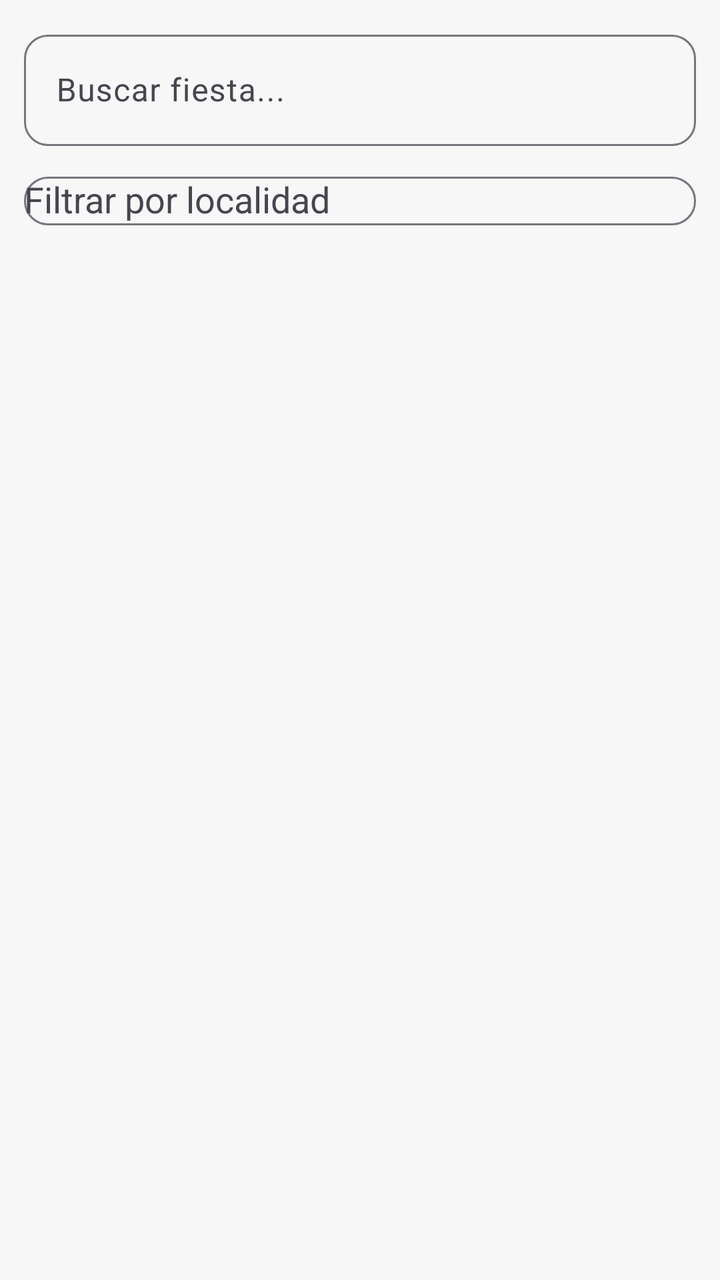
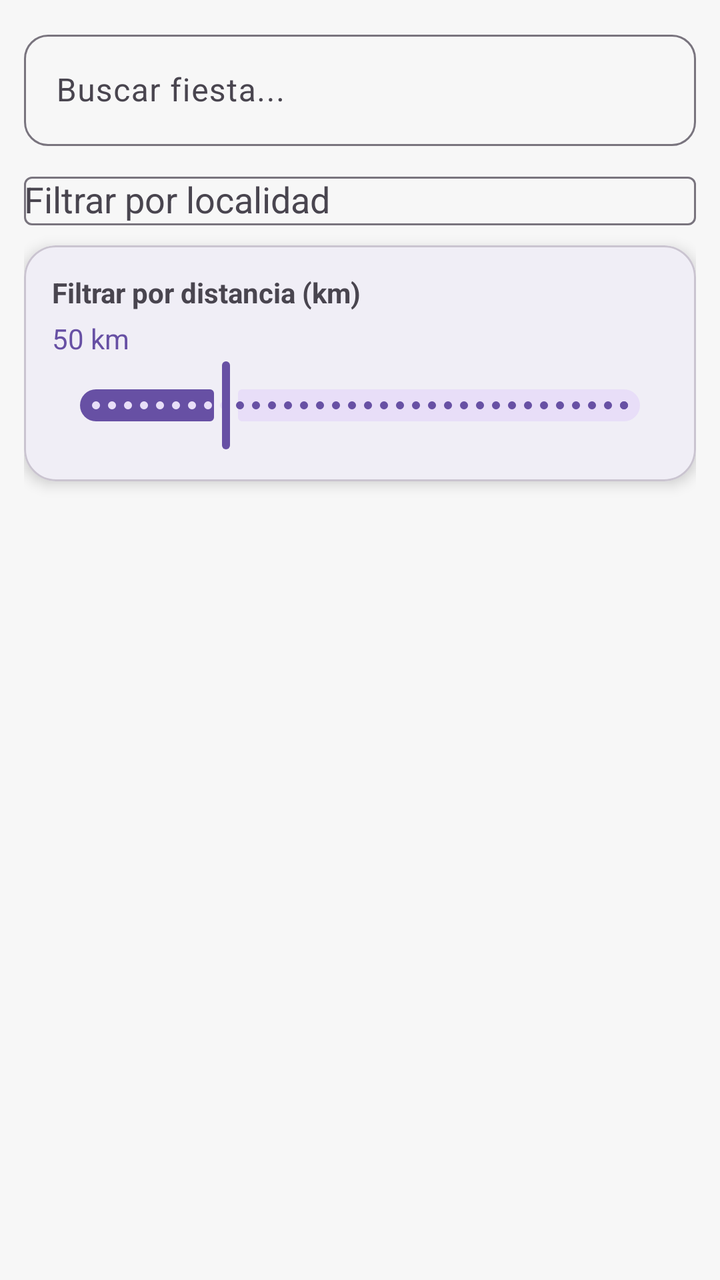

An Android layout rendered at two revisions. The XML below is the earlier revision; the diff shows what the commit changed to produce the second picture.
<!-- AndroidManifest.xml: application theme Theme.FiestasAsturiasApp -->
<!-- res/layout/fragment_list.xml -->
<?xml version="1.0" encoding="utf-8"?>
<androidx.constraintlayout.widget.ConstraintLayout
    xmlns:android="http://schemas.android.com/apk/res/android"
    xmlns:app="http://schemas.android.com/apk/res-auto"
    android:layout_width="match_parent"
    android:layout_height="match_parent"
    android:background="@color/background"
    android:padding="12dp">

    
    <com.google.android.material.textfield.TextInputLayout
        android:id="@+id/searchLayout"
        android:layout_width="0dp"
        android:layout_height="wrap_content"
        android:hint="Buscar fiesta..."
        app:boxCornerRadiusTopStart="12dp"
        app:boxCornerRadiusTopEnd="12dp"
        app:boxCornerRadiusBottomStart="12dp"
        app:boxCornerRadiusBottomEnd="12dp"

        app:layout_constraintTop_toTopOf="parent"
        app:layout_constraintStart_toStartOf="parent"
        app:layout_constraintEnd_toEndOf="parent">

        <com.google.android.material.textfield.TextInputEditText
            android:id="@+id/searchInput"
            android:layout_width="match_parent"
            android:layout_height="wrap_content"/>
    </com.google.android.material.textfield.TextInputLayout>

    
    <com.google.android.material.textfield.TextInputLayout
        android:id="@+id/filterLayout"
        android:layout_width="0dp"
        android:layout_height="wrap_content"
        android:hint="Filtrar por localidad"
        android:layout_marginTop="10dp"
        app:boxCornerRadiusTopStart="12dp"
        app:boxCornerRadiusTopEnd="12dp"
        app:boxCornerRadiusBottomStart="12dp"
        app:boxCornerRadiusBottomEnd="12dp"

        app:layout_constraintTop_toBottomOf="@id/searchLayout"
        app:layout_constraintStart_toStartOf="parent"
        app:layout_constraintEnd_toEndOf="parent">

        <AutoCompleteTextView
            android:id="@+id/spinnerLocalidad"
            android:layout_width="match_parent"
            android:layout_height="wrap_content"/>
    </com.google.android.material.textfield.TextInputLayout>

    
    <androidx.recyclerview.widget.RecyclerView
        android:id="@+id/recyclerView"
        android:layout_width="0dp"
        android:layout_height="0dp"
        android:clipToPadding="false"
        android:paddingBottom="16dp"

        app:layout_constraintTop_toBottomOf="@id/filterLayout"
        app:layout_constraintBottom_toBottomOf="parent"
        app:layout_constraintStart_toStartOf="parent"
        app:layout_constraintEnd_toEndOf="parent"/>

</androidx.constraintlayout.widget.ConstraintLayout>
<!-- resources referenced by this layout -->
<resources>
  <color name="background">#F7F7F7</color>
  <style name="Theme.FiestasAsturiasApp" parent="Base.Theme.FiestasAsturiasApp" />
  <style name="Base.Theme.FiestasAsturiasApp" parent="Theme.Material3.DayNight.NoActionBar">
  
          
          <item name="colorPrimary">@color/primary</item>
          <item name="colorOnPrimary">@color/onPrimary</item>
  
          
          <item name="colorSecondary">@color/secondary</item>
          <item name="colorOnSecondary">@color/onSecondary</item>
  
          
          <item name="android:colorBackground">@color/background</item>
  
          
          <item name="colorSurface">@color/surface</item>
  
          
          <item name="android:statusBarColor">@color/primaryVariant</item>
  
          
          <item name="materialButtonStyle">@style/Widget.Fiestas.Button</item>
  
      </style>
  <color name="primary">#6750A4</color>
  <color name="onPrimary">#FFFFFF</color>
  <color name="secondary">#03DAC5</color>
  <color name="onSecondary">#000000</color>
  <color name="surface">#FFFFFF</color>
  <color name="primaryVariant">#4F378B</color>
  <style name="Widget.Fiestas.Button" parent="Widget.Material3.Button">
          <item name="android:textAllCaps">false</item>
          <item name="cornerRadius">12dp</item>
      </style>
</resources>

<!-- the commit's change to res/layout/fragment_list.xml (unified diff, before → after) -->
@@ -12,7 +12,7 @@
         android:id="@+id/searchLayout"
         android:layout_width="0dp"
         android:layout_height="wrap_content"
-        android:hint="Buscar fiesta..."
+        android:hint="@string/search_hint"
         app:boxCornerRadiusTopStart="12dp"
         app:boxCornerRadiusTopEnd="12dp"
         app:boxCornerRadiusBottomStart="12dp"
@@ -33,12 +33,8 @@
         android:id="@+id/filterLayout"
         android:layout_width="0dp"
         android:layout_height="wrap_content"
-        android:hint="Filtrar por localidad"
+        android:hint="@string/filter_hint"
         android:layout_marginTop="10dp"
-        app:boxCornerRadiusTopStart="12dp"
-        app:boxCornerRadiusTopEnd="12dp"
-        app:boxCornerRadiusBottomStart="12dp"
-        app:boxCornerRadiusBottomEnd="12dp"
 
         app:layout_constraintTop_toBottomOf="@id/searchLayout"
         app:layout_constraintStart_toStartOf="parent"
@@ -51,6 +47,54 @@
     </com.google.android.material.textfield.TextInputLayout>
 
     
+    <com.google.android.material.card.MaterialCardView
+        android:id="@+id/cardKm"
+        android:layout_width="0dp"
+        android:layout_height="wrap_content"
+        android:layout_marginTop="10dp"
+        app:cardCornerRadius="16dp"
+        app:cardElevation="4dp"
+
+        app:layout_constraintTop_toBottomOf="@id/filterLayout"
+        app:layout_constraintStart_toStartOf="parent"
+        app:layout_constraintEnd_toEndOf="parent">
+
+        <LinearLayout
+            android:orientation="vertical"
+            android:padding="14dp"
+            android:layout_width="match_parent"
+            android:layout_height="wrap_content">
+
+            <TextView
+                android:text="@string/distance_filter"
+                android:textStyle="bold"
+                android:layout_width="wrap_content"
+                android:layout_height="wrap_content"/>
+
+            
+            <TextView
+                android:id="@+id/textKm"
+                android:text="50 km"
+                android:textColor="@color/primary"
+                android:layout_marginTop="4dp"
+                android:layout_width="wrap_content"
+                android:layout_height="wrap_content"/>
+
+            
+            <com.google.android.material.slider.Slider
+                android:id="@+id/sliderKm"
+                android:layout_width="match_parent"
+                android:layout_height="wrap_content"
+                android:valueFrom="1"
+                android:valueTo="200"
+                android:stepSize="1"
+                android:value="50"/>
+
+        </LinearLayout>
+
+    </com.google.android.material.card.MaterialCardView>
+
+    
     <androidx.recyclerview.widget.RecyclerView
         android:id="@+id/recyclerView"
         android:layout_width="0dp"
@@ -58,7 +102,7 @@
         android:clipToPadding="false"
         android:paddingBottom="16dp"
 
-        app:layout_constraintTop_toBottomOf="@id/filterLayout"
+        app:layout_constraintTop_toBottomOf="@id/cardKm"
         app:layout_constraintBottom_toBottomOf="parent"
         app:layout_constraintStart_toStartOf="parent"
         app:layout_constraintEnd_toEndOf="parent"/>
<!-- resource entries referenced after the edit -->
@@ -26,6 +26,9 @@
   
       </style>
   <color name="primary">#6750A4</color>
+  <string name="distance_filter">Filtrar por distancia (km)</string>
+  <string name="filter_hint">Filtrar por localidad</string>
+  <string name="search_hint">Buscar fiesta...</string>
   <color name="onPrimary">#FFFFFF</color>
   <color name="secondary">#03DAC5</color>
   <color name="onSecondary">#000000</color>
